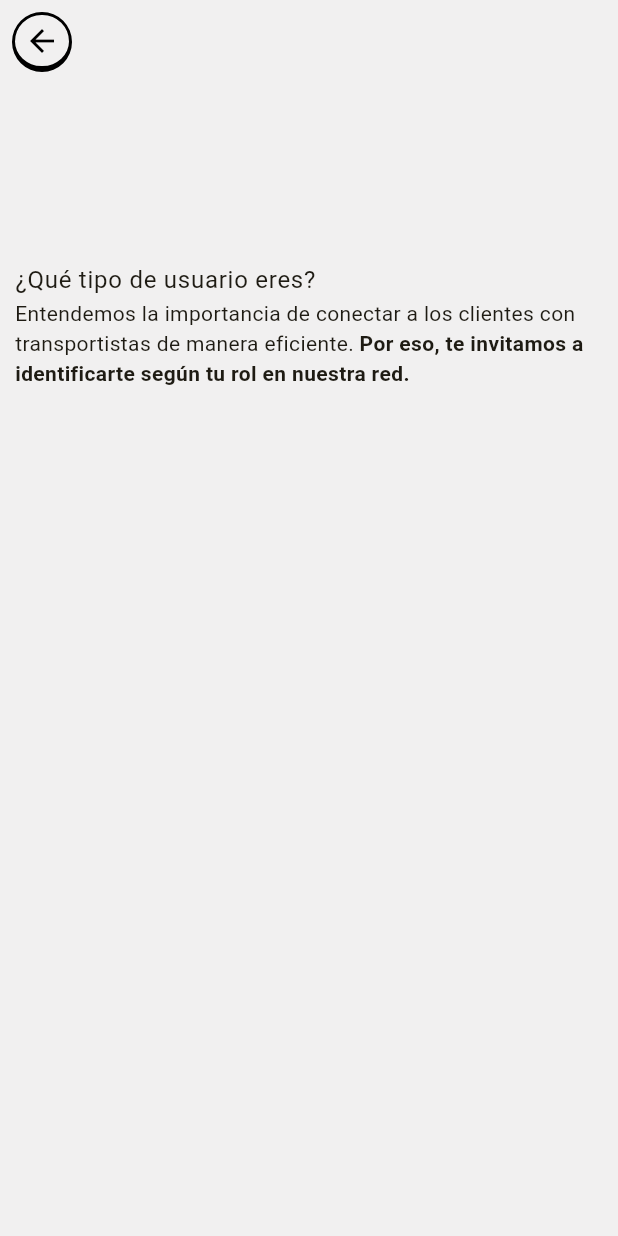
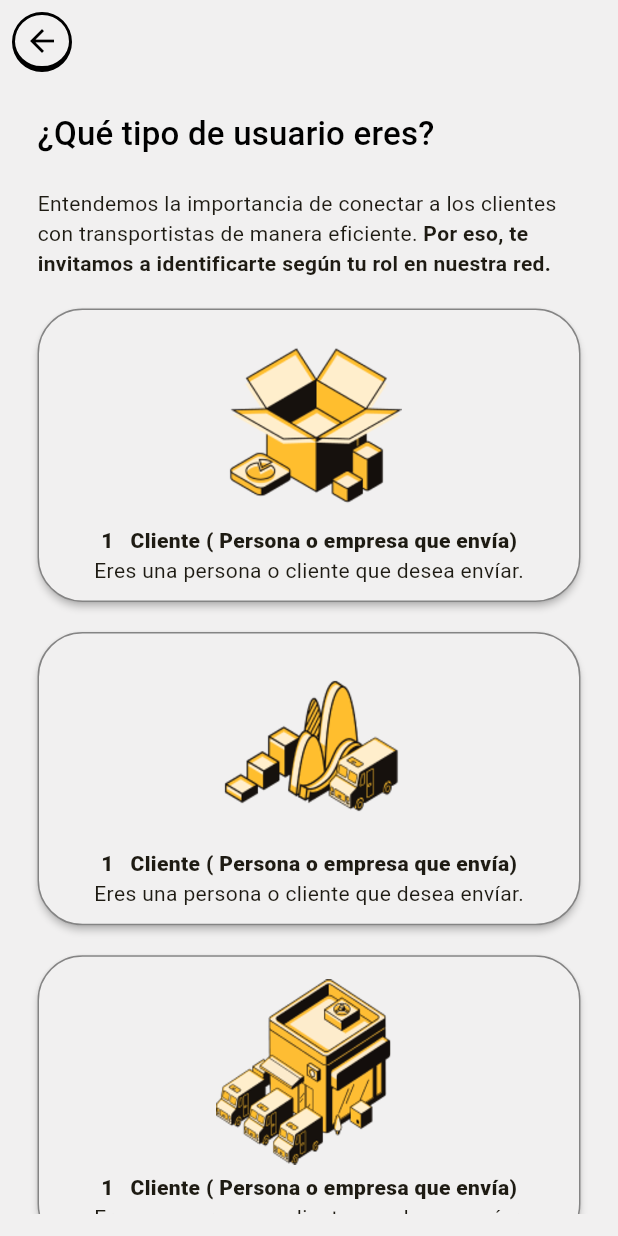
Before and after one commit to Javier-Hinojosa/CamionesM, a Flutter app: the SingUpPage screen opened by its route, on a phone screen of 412 x 824 dp. Run offline on Flutter 3.47's test engine with Material 3 defaults, Android fonts, the phone set to English and light mode, and no system bars; our stand-ins replace get, reactive_forms.

Commit message:
set up singup

```diff
--- a/lib/app/pages/signup/signup.page.dart
+++ b/lib/app/pages/signup/signup.page.dart
@@ -1,5 +1,7 @@
 import 'package:camionesm/app/pages/signup/signup.controller.dart';
 import 'package:camionesm/app/widgets/app_bar.widget.dart';
+import 'package:camionesm/app/widgets/buttons/button_card.widget.dart';
+import 'package:camionesm/app/widgets/images_assets.widget.dart';
 import 'package:camionesm/app/widgets/text.widget.dart';
 import 'package:flutter/material.dart';
 import 'package:get/get.dart';
@@ -11,14 +13,34 @@ class SingUpPage extends GetView<SingUpController> {
   Widget build(BuildContext context) {
     return Scaffold(
         appBar: const CustomAppBar(),
-        body: Align(
-          alignment: Alignment.topCenter,
-          child: ListView(shrinkWrap: true, children: [
-             CustomText("¿Qué tipo de usuario eres?", style: Theme.of(context).textTheme.bodyLarge),
-            _textWithBold('Entendemos la importancia de conectar a los clientes con transportistas de manera eficiente. ',
-            textBold: 'Por eso, te invitamos a identificarte según tu rol en nuestra red.')
+        body: ListView(shrinkWrap: true, children: [
+           CustomText("¿Qué tipo de usuario eres?", style: Theme.of(context).textTheme.titleMedium!.apply(fontWeightDelta: FontWeight.w100.index,fontSizeDelta: 4)).paddingOnly(bottom: 10,left: 10,right: 10),
+          _textWithBold('Entendemos la importancia de conectar a los clientes con transportistas de manera eficiente. ', textBold: 'Por eso, te invitamos a identificarte según tu rol en nuestra red.').paddingAll(10),
+          CustomCardButton(
+              children:[
+            Padding(
+                padding: EdgeInsets.all(5),
+                child: CustomImageAssets(url: "assets/images/box_icon.png",height: Get.height*0.15,width: Get.width*0.3,fit: BoxFit.fill,)),
+            CustomText("1   Cliente ( Persona o empresa que envía)", style: Theme.of(context).textTheme.bodyMedium!.apply(fontWeightDelta: FontWeight.bold.value)),
+            CustomText("Eres una persona o cliente que desea envíar.", style: Theme.of(context).textTheme.bodyMedium)
           ]).paddingAll(10),
-        ));
+          CustomCardButton(
+              children:[
+                Padding(
+                    padding: EdgeInsets.all(5),
+                    child: CustomImageAssets(url: "assets/images/charts_icon.png",height: Get.height*0.15,width: Get.width*0.3,fit: BoxFit.fill,)),
+                CustomText("1   Cliente ( Persona o empresa que envía)", style: Theme.of(context).textTheme.bodyMedium!.apply(fontWeightDelta: FontWeight.bold.value)),
+                CustomText("Eres una persona o cliente que desea envíar.", style: Theme.of(context).textTheme.bodyMedium)
+              ]).paddingAll(10),
+          CustomCardButton(
+              children:[
+                Padding(
+                    padding: EdgeInsets.all(5),
+                    child: CustomImageAssets(url: "assets/images/shop_icon.png",height: Get.height*0.15,width: Get.width*0.3,fit: BoxFit.fill,)),
+                CustomText("1   Cliente ( Persona o empresa que envía)", style: Theme.of(context).textTheme.bodyMedium!.apply(fontWeightDelta: FontWeight.bold.value)),
+                CustomText("Eres una persona o cliente que desea envíar.", style: Theme.of(context).textTheme.bodyMedium)
+              ]).paddingAll(10)
+        ]).paddingAll(15));
   }
 
  Widget _textWithBold(String normalText,{String? textBold, String? endNormalText}){
--- a/lib/app/pages/splash_screen/splash_screen.page.dart
+++ b/lib/app/pages/splash_screen/splash_screen.page.dart
@@ -45,9 +45,13 @@ class SplashScreenPage extends GetView<SplashScreenController> {
                           color: Theme.of(context).primaryColor.withOpacity(0.5),
                           borderRadius: BorderRadius.circular(15.0)
                         ),
-                        child: CustomImageAssets(
-                            url: "assets/images/logo.png",
-                            width: Get.width * 0.4,
-                            fit: BoxFit.fill)))))));
+                        child: Padding(
+                          padding: const EdgeInsets.all(60),
+                          child: CustomImageAssets(
+                              url: "assets/images/logo.png",
+                              width: Get.width * 0.3,
+                              height: Get.height*0.5,
+                              fit: BoxFit.fill),
+                        )))))));
   }
 }
--- a/lib/app/widgets/app_bar.widget.dart
+++ b/lib/app/widgets/app_bar.widget.dart
@@ -11,12 +11,12 @@ class CustomAppBar extends StatelessWidget implements PreferredSizeWidget{
   Widget build(BuildContext context) {
    return AppBar(
      backgroundColor: backgroundColor,
-     leading: IconButton(onPressed: ()=>Get.back(), icon:  const CustomIconButton()),
+     leading: IconButton(onPressed: ()=>Get.back(), icon:  const CustomIconButton())
    );
   }
 
   @override
-  Size get preferredSize => Size(Get.width, Get.height*0.2);
+  Size get preferredSize => Size(Get.width, Get.height*0.07);
 
 
 
--- /dev/null
+++ b/lib/app/widgets/buttons/button_card.widget.dart
@@ -0,0 +1,38 @@
+import 'package:camionesm/app/widgets/text.widget.dart';
+import 'package:flutter/material.dart';
+import 'package:get/get.dart';
+
+class CustomCardButton extends StatelessWidget{
+  final List<Widget> children;
+  const CustomCardButton({super.key, required this.children});
+
+
+
+  @override
+  Widget build(BuildContext context) {
+    return Material(
+      elevation: 2,
+      borderRadius: BorderRadius.circular(30.0),
+      borderOnForeground: true,
+      color: Theme.of(context).scaffoldBackgroundColor,
+      child: Container(
+          decoration: BoxDecoration(
+            shape: BoxShape.rectangle,
+            borderRadius: BorderRadius.circular(30.0),
+              border:  Border.all(
+                strokeAlign: BorderSide.strokeAlignInside,
+               color: Colors.black45,
+              )
+          ),
+        child: Column(
+          crossAxisAlignment: CrossAxisAlignment.center,
+          mainAxisAlignment: MainAxisAlignment.spaceAround,
+          children: children,
+        ).paddingAll(10)
+      ),
+    );
+  }
+
+
+
+}
```
Also changed, not shown: assets/images/box_icon.png (added), assets/images/charts_icon.png (added), assets/images/shop_icon.png (added), 1 other file.
